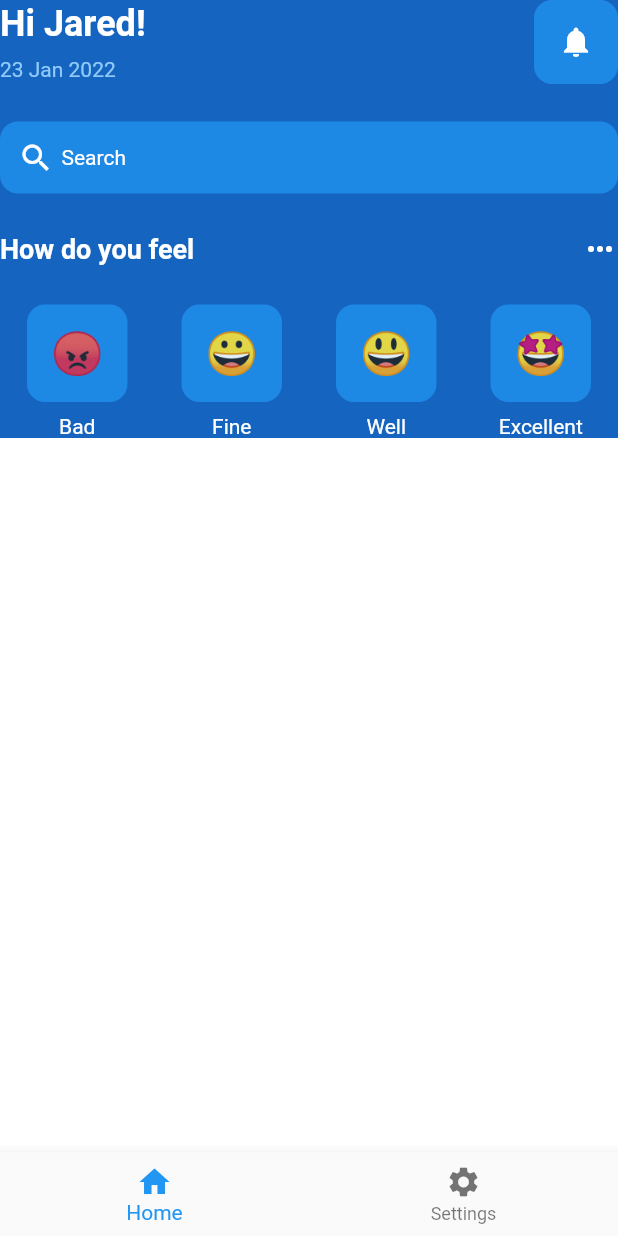
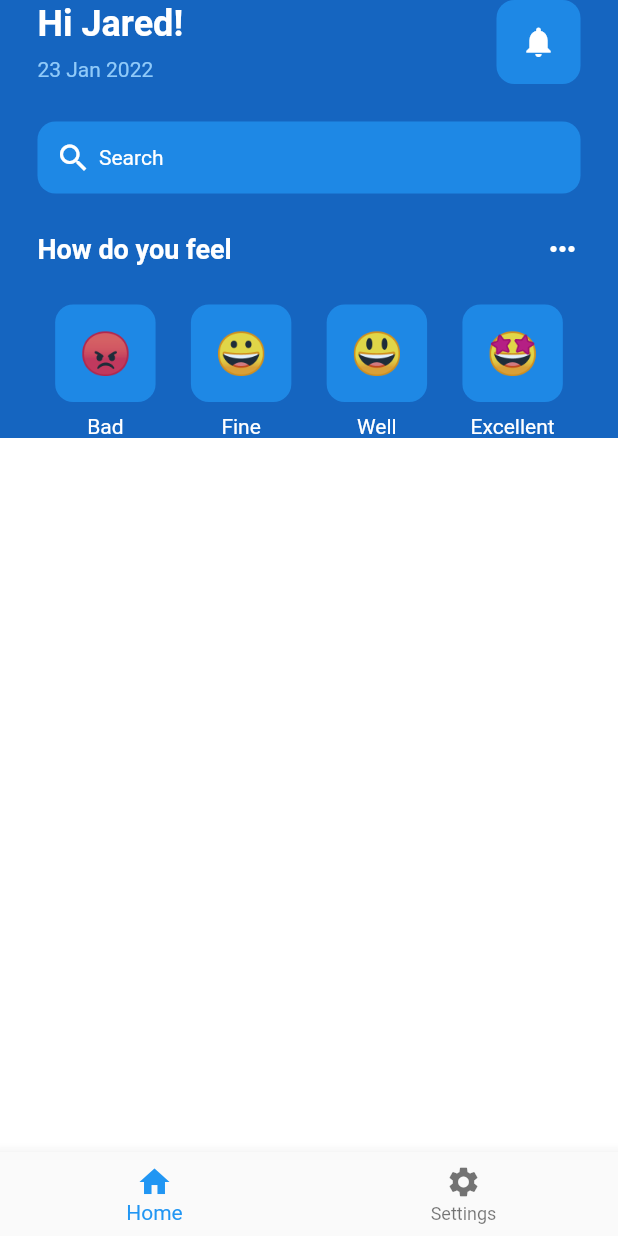
Before and after one commit to mrojasb2000/flutter_demo, a Flutter app: the screen it shows after launch, on a phone screen of 412 x 824 dp. Run offline on Flutter 3.47's test engine with Material 2 defaults, Android fonts, the phone set to English and light mode, and no system bars.

Commit message:
refactor: style and padding components

```diff
--- a/lib/pages/home_page.dart
+++ b/lib/pages/home_page.dart
@@ -28,6 +28,10 @@ class _HomePageState extends State<HomePage> {
           ],
         ),
         body: SafeArea(
+          child: Column(
+            children: [
+              Padding(
+                padding: const EdgeInsets.symmetric(horizontal: 25.0),
                 child: Column(
                   children: [
                     // greeting row
@@ -61,8 +65,8 @@ class _HomePageState extends State<HomePage> {
                               borderRadius: BorderRadius.circular(12),
                             ),
                             padding: const EdgeInsets.all(16),
-                      child:
-                          const Icon(Icons.notifications, color: Colors.white)),
+                            child: const Icon(Icons.notifications,
+                                color: Colors.white)),
                       ],
                     ),
                     const SizedBox(
@@ -177,6 +181,9 @@ class _HomePageState extends State<HomePage> {
                         ),
                       ],
                     ),
+                  ],
+                ),
+              ),
 
               // White block
               Expanded(
```
Lines whose indentation alone changed are shown as unchanged.
